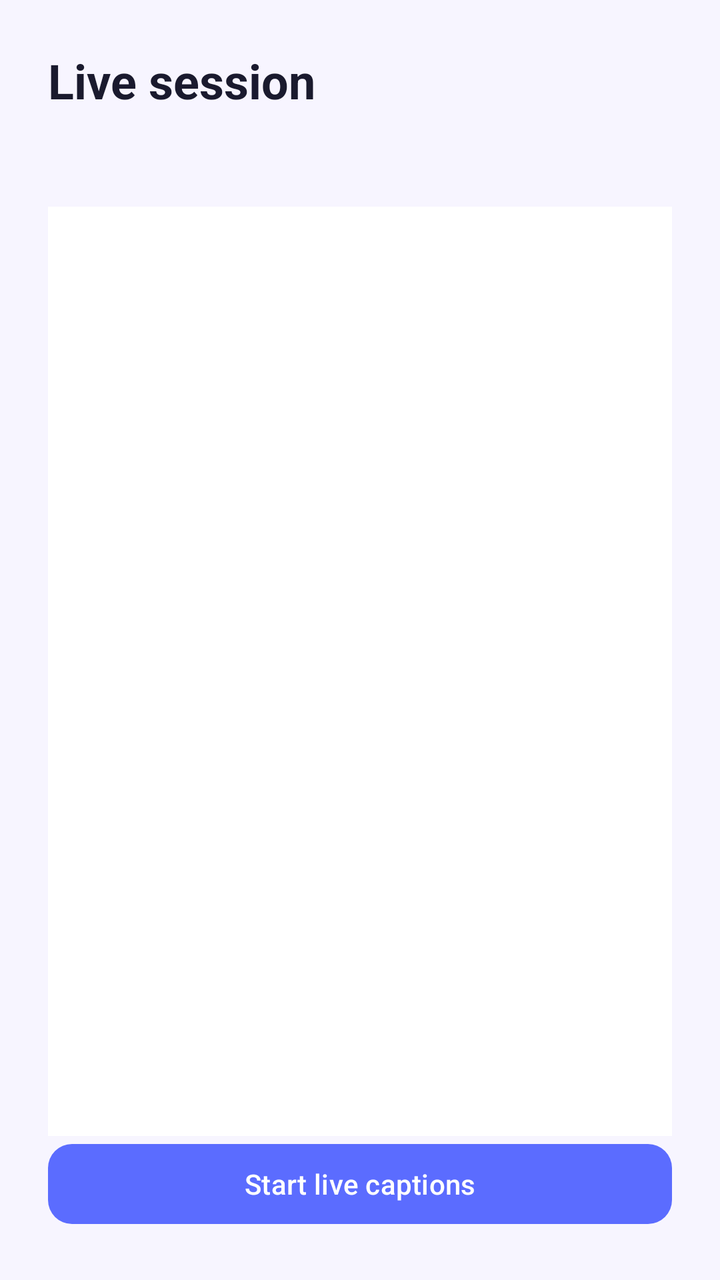
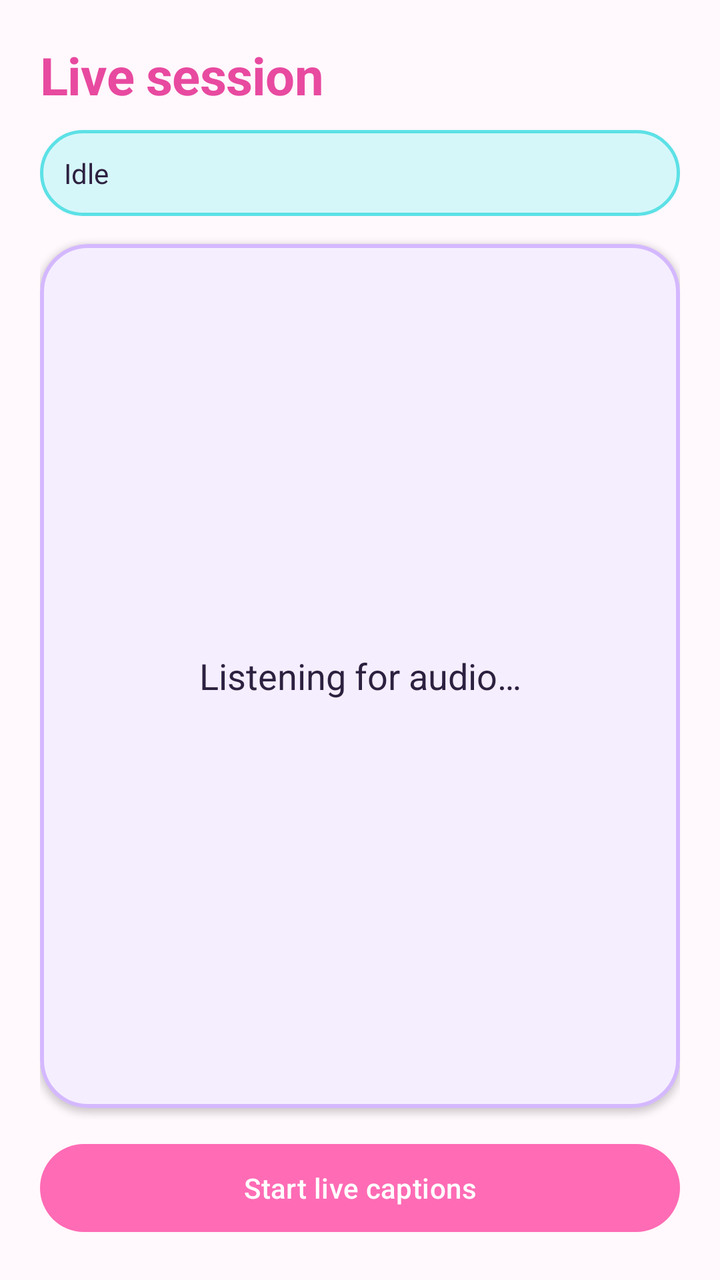

Compare the two renders of this Android layout. The source of the first and the diff that turns it into the second are given below.
<!-- AndroidManifest.xml: application theme Theme.CaptionAction -->
<!-- res/layout/activity_live_session.xml -->
<?xml version="1.0" encoding="utf-8"?>
<LinearLayout xmlns:android="http://schemas.android.com/apk/res/android"
    android:layout_width="match_parent"
    android:layout_height="match_parent"
    android:orientation="vertical"
    android:background="@color/ca_bg"
    android:padding="24dp">
    <TextView
        style="@style/TextAppearance.CaptionAction.Title"
        android:layout_width="match_parent"
        android:layout_height="wrap_content"
        android:text="Live session" />
    <TextView
        android:id="@+id/liveStatus"
        android:layout_width="match_parent"
        android:layout_height="wrap_content"
        android:layout_marginTop="12dp"
        android:textColor="@color/ca_muted" />
    <TextView
        android:id="@+id/lastCaption"
        android:layout_width="match_parent"
        android:layout_height="0dp"
        android:layout_weight="1"
        android:layout_marginTop="16dp"
        android:background="@color/ca_surface"
        android:padding="16dp"
        android:textSize="18sp"
        android:gravity="center" />
    <com.google.android.material.button.MaterialButton
        android:id="@+id/btnToggle"
        android:layout_width="match_parent"
        android:layout_height="wrap_content"
        android:text="@string/start_live" />
</LinearLayout>
<!-- resources referenced by this layout -->
<resources>
  <color name="ca_bg">#F7F5FF</color>
  <color name="ca_muted">#6B7280</color>
  <color name="ca_surface">#FFFFFF</color>
  <string name="start_live">Start live captions</string>
  <style name="TextAppearance.CaptionAction.Title" parent="TextAppearance.Material3.HeadlineSmall">
          <item name="android:textColor">@color/ca_text</item>
          <item name="android:textStyle">bold</item>
      </style>
  <style name="Theme.CaptionAction" parent="Theme.Material3.Light.NoActionBar">
          <item name="colorPrimary">@color/ca_primary</item>
          <item name="colorPrimaryDark">@color/ca_primary_dark</item>
          <item name="colorAccent">@color/ca_accent</item>
          <item name="android:statusBarColor">@color/ca_primary</item>
          <item name="android:navigationBarColor">@color/ca_bg</item>
          <item name="android:windowBackground">@color/ca_bg</item>
          <item name="materialButtonStyle">@style/Widget.CaptionAction.Button</item>
      </style>
  <color name="ca_text">#1A1A2E</color>
  <color name="ca_primary">#5B6CFF</color>
  <color name="ca_primary_dark">#3D4AD1</color>
  <color name="ca_accent">#FF8FAB</color>
  <style name="Widget.CaptionAction.Button" parent="Widget.Material3.Button">
          <item name="cornerRadius">12dp</item>
      </style>
</resources>

<!-- the commit's change to res/layout/activity_live_session.xml (unified diff, before → after) -->
@@ -1,34 +1,54 @@
 <?xml version="1.0" encoding="utf-8"?>
 <LinearLayout xmlns:android="http://schemas.android.com/apk/res/android"
+    xmlns:app="http://schemas.android.com/apk/res-auto"
     android:layout_width="match_parent"
     android:layout_height="match_parent"
     android:orientation="vertical"
     android:background="@color/ca_bg"
-    android:padding="24dp">
+    android:padding="20dp">
+
     <TextView
         style="@style/TextAppearance.CaptionAction.Title"
         android:layout_width="match_parent"
         android:layout_height="wrap_content"
-        android:text="Live session" />
+        android:text="Live session"
+        android:textSize="26sp" />
+
     <TextView
         android:id="@+id/liveStatus"
         android:layout_width="match_parent"
         android:layout_height="wrap_content"
-        android:layout_marginTop="12dp"
-        android:textColor="@color/ca_muted" />
-    <TextView
-        android:id="@+id/lastCaption"
+        android:layout_marginTop="10dp"
+        android:background="@drawable/bg_pill_cyan"
+        android:padding="12dp"
+        android:text="Idle"
+        android:textColor="@color/ca_text" />
+
+    <com.google.android.material.card.MaterialCardView
         android:layout_width="match_parent"
         android:layout_height="0dp"
         android:layout_weight="1"
-        android:layout_marginTop="16dp"
-        android:background="@color/ca_surface"
-        android:padding="16dp"
-        android:textSize="18sp"
-        android:gravity="center" />
+        android:layout_marginTop="14dp"
+        app:cardBackgroundColor="@color/ca_card_lavender"
+        app:cardCornerRadius="24dp"
+        app:cardElevation="2dp"
+        app:strokeColor="#D4B8FF"
+        app:strokeWidth="2dp">
+        <TextView
+            android:id="@+id/lastCaption"
+            android:layout_width="match_parent"
+            android:layout_height="match_parent"
+            android:padding="18dp"
+            android:textSize="18sp"
+            android:textColor="@color/ca_text"
+            android:gravity="center"
+            android:text="@string/listening" />
+    </com.google.android.material.card.MaterialCardView>
+
     <com.google.android.material.button.MaterialButton
         android:id="@+id/btnToggle"
         android:layout_width="match_parent"
         android:layout_height="wrap_content"
+        android:layout_marginTop="14dp"
         android:text="@string/start_live" />
 </LinearLayout>
<!-- resource entries referenced after the edit -->
@@ -1,28 +1,57 @@
 <!-- resources referenced by this layout -->
 <resources>
-  <color name="ca_bg">#F7F5FF</color>
-  <color name="ca_muted">#6B7280</color>
+  <color name="ca_bg">#FFF8FC</color>
+  <color name="ca_card_lavender">#F5EEFF</color>
   <color name="ca_surface">#FFFFFF</color>
   <string name="start_live">Start live captions</string>
   <style name="TextAppearance.CaptionAction.Title" parent="TextAppearance.Material3.HeadlineSmall">
-          <item name="android:textColor">@color/ca_text</item>
+          <item name="android:textColor">@color/ca_primary_dark</item>
           <item name="android:textStyle">bold</item>
+          <item name="android:letterSpacing">-0.01</item>
       </style>
   <style name="Theme.CaptionAction" parent="Theme.Material3.Light.NoActionBar">
           <item name="colorPrimary">@color/ca_primary</item>
           <item name="colorPrimaryDark">@color/ca_primary_dark</item>
+          <item name="colorPrimaryContainer">@color/ca_pink_soft</item>
+          <item name="colorSecondary">@color/ca_cyan</item>
+          <item name="colorSecondaryContainer">@color/ca_cyan_soft</item>
+          <item name="colorTertiary">@color/ca_accent</item>
           <item name="colorAccent">@color/ca_accent</item>
           <item name="android:statusBarColor">@color/ca_primary</item>
           <item name="android:navigationBarColor">@color/ca_bg</item>
           <item name="android:windowBackground">@color/ca_bg</item>
+          <item name="android:textColorPrimary">@color/ca_text</item>
           <item name="materialButtonStyle">@style/Widget.CaptionAction.Button</item>
+          <item name="materialCardViewStyle">@style/Widget.CaptionAction.Card</item>
       </style>
-  <color name="ca_text">#1A1A2E</color>
-  <color name="ca_primary">#5B6CFF</color>
-  <color name="ca_primary_dark">#3D4AD1</color>
-  <color name="ca_accent">#FF8FAB</color>
+  <color name="ca_cyan_soft">#D6F7F9</color>
+  <color name="ca_cyan">#5CE1E6</color>
+  <color name="ca_text">#2D2140</color>
+  <!-- drawable bg_pill_cyan (drawable) -->
+  <?xml version="1.0" encoding="utf-8"?>
+  <shape xmlns:android="http://schemas.android.com/apk/res/android" android:shape="rectangle">
+      <solid android:color="@color/ca_cyan_soft" />
+      <corners android:radius="999dp" />
+      <stroke android:width="1.5dp" android:color="@color/ca_cyan" />
+  </shape>
+  <string name="listening">Listening for audio…</string>
+  <color name="ca_primary">#FF6BB5</color>
+  <color name="ca_pink_soft">#FFE0F0</color>
+  <color name="ca_primary_dark">#E84AA0</color>
+  <color name="ca_accent">#FFD166</color>
   <style name="Widget.CaptionAction.Button" parent="Widget.Material3.Button">
-          <item name="cornerRadius">12dp</item>
+          <item name="cornerRadius">28dp</item>
+          <item name="backgroundTint">@color/ca_primary</item>
+          <item name="android:textColor">@color/ca_white</item>
+          <item name="android:minHeight">52dp</item>
+          <item name="android:textAllCaps">false</item>
+          <item name="android:letterSpacing">0.01</item>
       </style>
+  <style name="Widget.CaptionAction.Card" parent="Widget.Material3.CardView.Elevated">
+          <item name="cardCornerRadius">24dp</item>
+          <item name="cardElevation">4dp</item>
+          <item name="cardBackgroundColor">@color/ca_surface</item>
+      </style>
+  <color name="ca_white">#FFFFFF</color>
 </resources>
 
